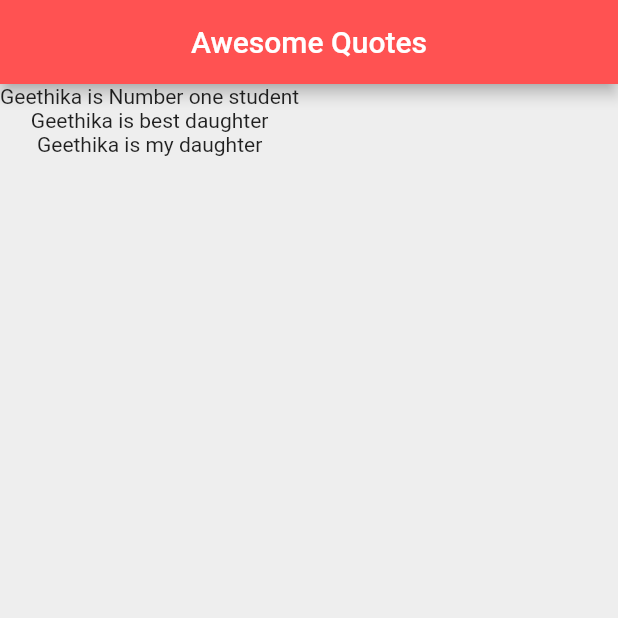
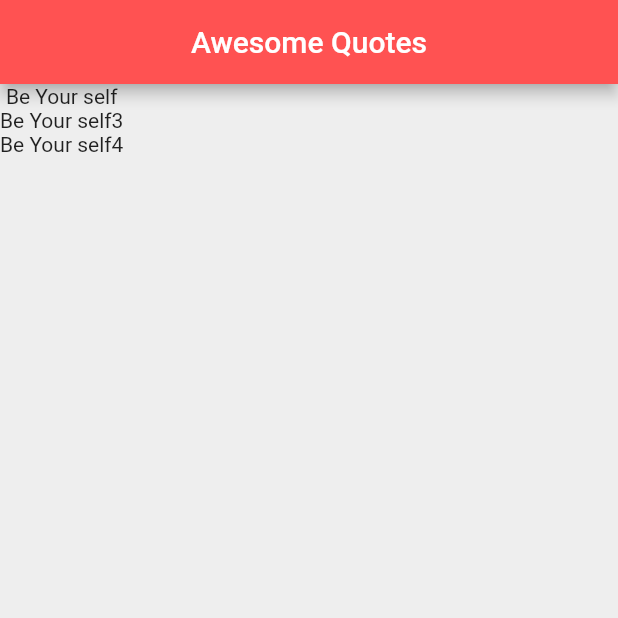
Before and after one commit to PhalugunaRao/FlutterDev, a Flutter app: the screen it shows after launch, on a phone screen of 412 x 824 dp, the top half of it. Run offline on Flutter 3.47's test engine with Material 2 defaults, Android fonts, the phone set to English and light mode, and no system bars.

Commit message:
custom class

```diff
--- a/lib/main.dart
+++ b/lib/main.dart
@@ -1,4 +1,7 @@
+import 'dart:collection';
+
 import 'package:flutter/material.dart';
+import 'quote.dart';
 
 void main() => runApp(MaterialApp(
   home: QuoteList(),
@@ -13,10 +16,10 @@ class QuoteList extends StatefulWidget {
 
 class _QuoteListState extends State<QuoteList> {
 
-  List<String> quotes =[
-    'Geethika is Number one student',
-    'Geethika is best daughter',
-    'Geethika is my daughter'
+  List<Quote> quotes =[
+    Quote(author:'Osca wild',text:'Be Your self'),
+    Quote(author:'Osca wild2',text:'Be Your self3'),
+    Quote(author:'Osca wild6',text:'Be Your self4'),
   ];
   @override
   Widget build(BuildContext context) {
@@ -28,7 +31,7 @@ class _QuoteListState extends State<QuoteList> {
         backgroundColor: Colors.redAccent,
       ),
       body: Column(
-        children: quotes.map((e) => Text(e)).toList(),
+        children: quotes.map((e) => Text('${e.text}')).toList(),
        /* children: quotes.map((e){
           return Text(e);
         }).toList(),*/
--- /dev/null
+++ b/lib/quote.dart
@@ -0,0 +1,19 @@
+class Quote{
+  String text;
+  String author;
+
+  /*Quote(String text,String author){
+    this.text=text;
+    this.author=author;
+  }*/
+
+ /* //named constructor
+  Quote({String text,String author}){
+      this.text=text;
+      this.author=author;
+    }*/
+
+  //named constructor
+  Quote({this.text,this.author});
+
+}
```
